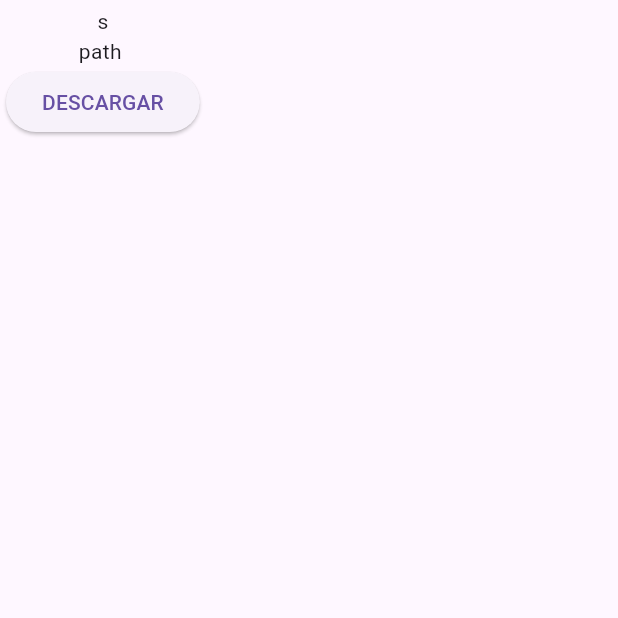
After one commit to Luchin151090/solapp, a Flutter app: the screen it shows after launch, after a tap on "DESCARGAR", on a phone screen of 412 x 824 dp, the top half of it. The commit adds this screen. Run offline on Flutter 3.47's test engine with Material 3 defaults, Android fonts, the phone set to English and light mode, and no system bars; our stand-ins replace flutter_animate, flutter_dotenv, flutter_map, geocoding, latlong2, location and 5 more; accounts and stored records are empty; network calls fail; project files that could hold a hidden picture were left out.

Commit message:
2do commit

```diff
--- a/lib/components/holaconductor.dart
+++ b/lib/components/holaconductor.dart
@@ -530,8 +530,8 @@ class _HolaConductorState extends State<HolaConductor> {
                     // MAPA
                     Container(
                       // padding: const EdgeInsets.all(10),
-                      margin: const EdgeInsets.only(right: 10, left: 10),
-                      //width: 500,
+                      //margin: const EdgeInsets.only(right: 10, left: 10),
+                      width: MediaQuery.of(context).size.width,
                       height: 300,
                       decoration: BoxDecoration(
                         color: const Color.fromARGB(255, 16, 63, 100),
@@ -540,10 +540,9 @@ class _HolaConductorState extends State<HolaConductor> {
                       child: Stack(
                         children: [
                           FlutterMap(
-                              options: MapOptions(
-                                initialCenter: LatLng(-16.40521646629229,
-                                    -71.57102099896395), // Centro del mapa (California)
-                                initialZoom: 12.0, // Nivel de zoom
+                              options: const MapOptions(
+                                initialCenter: LatLng(-16.4055561, -71.5712185),
+                                initialZoom: 20.5,
                               ),
                               children: [
                                 TileLayer(
@@ -552,7 +551,7 @@ class _HolaConductorState extends State<HolaConductor> {
                                   userAgentPackageName: 'com.example.app',
                                 )
                               ]),
-                          Positioned(
+                         /* Positioned(
                             bottom:
                                 16.0, // Ajusta la posición vertical según tus necesidades
                             right:
@@ -578,7 +577,7 @@ class _HolaConductorState extends State<HolaConductor> {
                                     const Icon(Icons.call, color: Colors.white),
                               ),
                             ),
-                          ),
+                          ),*/
                         ],
                       ),
                     ),
@@ -735,8 +734,9 @@ class _HolaConductorState extends State<HolaConductor> {
                       height: 10,
                     ),
                   ]))),
-      floatingActionButtonLocation: FloatingActionButtonLocation.centerFloat,
-      floatingActionButton: Container(
+     // floatingActionButtonLocation: FloatingActionButtonLocation.centerFloat,
+   /*
+     Container(
         height: 45,
         width: anchoPantalla - 30,
         margin: const EdgeInsets.all(10),
@@ -774,7 +774,7 @@ class _HolaConductorState extends State<HolaConductor> {
             ],
           ),
         ),
-      ),
+      ),*/
     );
   }
 }
--- /dev/null
+++ b/lib/components/holaconductor2.dart
@@ -0,0 +1,43 @@
+import 'package:flutter/material.dart';
+
+import 'package:flutter_map/flutter_map.dart';
+import 'package:latlong2/latlong.dart';
+
+class HolaConductor2 extends StatefulWidget {
+  const HolaConductor2({super.key});
+
+  @override
+  State<HolaConductor2> createState() => _HolaConductor2State();
+}
+
+class _HolaConductor2State extends State<HolaConductor2> {
+  @override
+  Widget build(BuildContext context) {
+    final GlobalKey<ScaffoldState> _scaffoldKey = GlobalKey<ScaffoldState>();
+    return Scaffold(
+        key: _scaffoldKey,
+        body: SafeArea(
+            child: Padding(
+                padding: const EdgeInsets.all(8.0),
+                child: Column(
+                    //mainAxisAlignment: MainAxisAlignment.end,
+                    crossAxisAlignment: CrossAxisAlignment.start,
+                    children: [
+                      Container(
+                          height: MediaQuery.of(context).size.height,
+                          width: MediaQuery.of(context).size.width,
+                          child: FlutterMap(
+                              options: MapOptions(
+                                initialCenter: LatLng(51.509364, -0.128928),
+                                initialZoom: 9.2,
+                              ),
+                              children: [
+                            TileLayer(
+                              urlTemplate:
+                                  'https://tile.openstreetmap.org/{z}/{x}/{y}.png',
+                              userAgentPackageName: 'com.example.app',
+                            ),
+                          ]))
+                    ]))));
+  }
+}
--- /dev/null
+++ b/lib/components/pdf.dart
@@ -0,0 +1,447 @@
+import 'dart:io';
+
+import 'package:flutter/material.dart';
+import 'package:flutter/services.dart';
+import 'package:open_file/open_file.dart';
+import 'package:path_provider/path_provider.dart';
+import 'package:pdf/widgets.dart' as pw;
+import 'package:pdf/pdf.dart';
+
+
+class Pdf extends StatefulWidget {
+  const Pdf({Key? key}) : super(key: key);
+
+  @override
+  State<Pdf> createState() => _PdfState();
+}
+
+class _PdfState extends State<Pdf> {
+  String pathh = "";
+
+  Future openFile(File file) async {
+    final url = file.path;
+
+    await OpenFile.open(url);
+  }
+
+  Future<File> saveDocument({
+    required String name,
+    required pw.Document pdf,
+  }) async {
+    final bytes = await pdf.save();
+
+    final dir = await getExternalStorageDirectory();
+    final file = File('${dir!.path}/$name');
+    print("----${dir.path}");
+
+    await file.writeAsBytes(bytes);
+
+    return file;
+  }
+
+  Future<File> _createPDF(String text) async {
+    // imagenes
+    final ByteData logoEmpresa =
+        await rootBundle.load('lib/imagenes/logo_sol_tiny.png');
+    Uint8List logoData = (logoEmpresa).buffer.asUint8List();
+
+    final ByteData imagenPedido =
+        await rootBundle.load('lib/imagenes/express.png');
+    Uint8List finalPedido = (imagenPedido).buffer.asUint8List();
+
+    print(".......dentro d create");
+    final pdf = pw.Document();
+
+
+
+    // SECCION 1
+    pdf.addPage(
+      pw.MultiPage(
+        pageFormat: PdfPageFormat.a4,
+        margin:const pw.EdgeInsets.only(
+          top: 20,
+          left: 10,
+          right: 10,
+          bottom: 20
+        ),
+        build: (context) => [
+          pw.Column(
+            crossAxisAlignment: pw.CrossAxisAlignment.start,
+            children: [
+              // Titulos
+              pw.Center(
+                child:  pw.Text("Informe de ventas",
+                      style: pw.TextStyle(
+                        fontWeight: pw.FontWeight.bold,
+                        fontSize: 20,
+                      )),
+
+              ),
+
+              // FECHA
+              pw.Center(
+                child: pw.Text(
+                      "Del: ${DateTime.now().day}/${DateTime.now().month}/${DateTime.now().year}",
+                      style: pw.TextStyle(
+                        fontWeight: pw.FontWeight.bold,
+                        fontSize: 20,
+                      )),
+
+              ),
+
+              // DATOS PERSONALES
+              pw.Row(
+                  mainAxisAlignment: pw.MainAxisAlignment.spaceBetween,
+                  children: [
+                    pw.Container(
+                        //color: PdfColor.fromHex('#4B366A'),
+                        padding: const pw.EdgeInsets.all(5),
+                        decoration: pw.BoxDecoration(
+                            borderRadius: pw.BorderRadius.circular(20)),
+                        child: pw.Column(
+                            crossAxisAlignment: pw.CrossAxisAlignment.start,
+                            children: [
+                              pw.Text("Nombres: ",
+                                  style: const pw.TextStyle(fontSize: 20)),
+                              pw.Text("Apellidos: ",
+                                  style: const pw.TextStyle(fontSize: 20)),
+                              pw.Text("Dni: ",
+                                  style: const pw.TextStyle(fontSize: 20)),
+                              pw.Text("Cargo: Conductor",
+                                  style: const pw.TextStyle(fontSize: 20))
+                            ])),
+                    pw.Container(
+                        height: 100,
+                        width: 100,
+                        child: pw.Image(pw.MemoryImage(logoData)))
+                  ]),
+              pw.SizedBox(height: 5),
+
+
+              // TITULO
+              pw.Container(
+                  child: pw.Text(
+                      "1.- Detalle de pedidos entregados y pendientes"
+                          .toUpperCase(),
+                      style: pw.TextStyle(
+                          fontSize: 15, fontWeight: pw.FontWeight.bold))),
+
+              pw.SizedBox(
+                height: 10,
+              ),
+
+              // INFORME
+              pw.Container(
+                  margin: const pw.EdgeInsets.only(bottom: 18),
+                  child: pw.Table(border: pw.TableBorder.all(), children: [
+                    // HEADER
+                    pw.TableRow(children: [
+                      pw.Text("Ruta",
+                          style: pw.TextStyle(
+                              fontSize: 14, fontWeight: pw.FontWeight.bold)),
+                      pw.Text("Cliente",
+                          style: pw.TextStyle(
+                              fontSize: 14, fontWeight: pw.FontWeight.bold)),
+                      pw.Text("Descuento",
+                          style: pw.TextStyle(
+                              fontSize: 14, fontWeight: pw.FontWeight.bold)),
+                    ]),
+                    // DATA
+                    pw.TableRow(children: [
+                      pw.Text("data 1"),
+                      pw.Text("data 2"),
+                      pw.Text("data 3"),
+                    ]),
+                  ])),
+
+
+
+            ],
+          ),
+        ],
+      ),
+    );
+
+    // SECCION 2
+    pdf.addPage(
+  pw.MultiPage(
+    pageFormat: PdfPageFormat.a4,
+    margin: const pw.EdgeInsets.only(top: 20, left: 10, right: 10),
+    build: (context) => [
+      // TITULO
+      pw.Container(
+        child: pw.Text(
+          "2.- Vendidos por c/presentación".toUpperCase(),
+          style: pw.TextStyle(fontSize: 15, fontWeight: pw.FontWeight.bold),
+        ),
+      ),
+
+      pw.SizedBox(height: 10),
+
+      // INFORME
+      pw.Container(
+        margin: pw.EdgeInsets.only(bottom: 18),
+        child: pw.Table(
+          border: pw.TableBorder.all(),
+          children: [
+            // HEADER
+            pw.TableRow(
+              children: [
+                pw.Text(
+                  "Ruta",
+                  style: pw.TextStyle(fontSize: 14, fontWeight: pw.FontWeight.bold),
+                ),
+                pw.Text(
+                  "Cliente",
+                  style: pw.TextStyle(fontSize: 14, fontWeight: pw.FontWeight.bold),
+                ),
+                pw.Text(
+                  "Descuento",
+                  style: pw.TextStyle(fontSize: 14, fontWeight: pw.FontWeight.bold),
+                ),
+              ],
+            ),
+            // DATA
+            pw.TableRow(
+              children: [
+                pw.Text("data 1"),
+                pw.Text("data 2"),
+                pw.Text("data 3"),
+              ],
+            ),
+          ],
+        ),
+      ),
+    ],
+  ),
+);
+
+// SECCION 3
+pdf.addPage(
+  pw.MultiPage(
+    pageFormat: PdfPageFormat.a4,
+    margin:const pw.EdgeInsets.only(top: 20, left: 10, right: 10),
+    build: (context) => [
+      // TITULO
+      pw.Container(
+        child: pw.Text(
+          "3.- Filtrado de precios a distintos montos (para recarga)".toUpperCase(),
+          style: pw.TextStyle(fontSize: 15, fontWeight: pw.FontWeight.bold),
+        ),
+      ),
+
+      pw.SizedBox(height: 10),
+
+      // INFORME
+      pw.Container(
+        margin: pw.EdgeInsets.only(bottom: 18),
+        child: pw.Table(
+          border: pw.TableBorder.all(),
+          children: [
+            // HEADER
+            pw.TableRow(
+              children: [
+                pw.Text(
+                  "Ruta",
+                  style: pw.TextStyle(fontSize: 14, fontWeight: pw.FontWeight.bold),
+                ),
+                pw.Text(
+                  "Cliente",
+                  style: pw.TextStyle(fontSize: 14, fontWeight: pw.FontWeight.bold),
+                ),
+                pw.Text(
+                  "Descuento",
+                  style: pw.TextStyle(fontSize: 14, fontWeight: pw.FontWeight.bold),
+                ),
+              ],
+            ),
+            // DATA
+            pw.TableRow(
+              children: [
+                pw.Text("data 1"),
+                pw.Text("data 2"),
+                pw.Text("data 3"),
+              ],
+            ),
+          ],
+        ),
+      ),
+    ],
+  ),
+);
+
+// SECCION 4
+pdf.addPage(
+  pw.MultiPage(
+    pageFormat: PdfPageFormat.a4,
+    margin: const pw.EdgeInsets.only(top: 20, left: 10, right: 10),
+    build: (context) => [
+      // TITULO
+      pw.Container(
+        child: pw.Text(
+          "4.- Filtrado de precios a distintos montos (para bidón) ".toUpperCase(),
+          style: pw.TextStyle(fontSize: 15, fontWeight: pw.FontWeight.bold),
+        ),
+      ),
+
+      pw.SizedBox(height: 10),
+
+      // INFORME
+      pw.Container(
+        margin: pw.EdgeInsets.only(bottom: 18),
+        child: pw.Table(
+          border: pw.TableBorder.all(),
+          children: [
+            // HEADER
+            pw.TableRow(
+              children: [
+                pw.Text(
+                  "Ruta",
+                  style: pw.TextStyle(fontSize: 14, fontWeight: pw.FontWeight.bold),
+                ),
+                pw.Text(
+                  "Cliente",
+                  style: pw.TextStyle(fontSize: 14, fontWeight: pw.FontWeight.bold),
+                ),
+                pw.Text(
+                  "Descuento",
+                  style: pw.TextStyle(fontSize: 14, fontWeight: pw.FontWeight.bold),
+                ),
+              ],
+            ),
+            // DATA
+            pw.TableRow(
+              children: [
+                pw.Text("data 1"),
+                pw.Text("data 2"),
+                pw.Text("data 3"),
+              ],
+            ),
+          ],
+        ),
+      ),
+    ],
+  ),
+);
+
+pdf.addPage(
+  pw.MultiPage(
+    pageFormat: PdfPageFormat.a4,
+    margin: const pw.EdgeInsets.only(top: 20, left: 10, right: 10),
+    build: (context) => [
+      // TITULO
+      pw.Container(
+        child: pw.Text(
+          "5.- Filtrado de pagos por efectivo y digital".toUpperCase(),
+          style: pw.TextStyle(fontSize: 15, fontWeight: pw.FontWeight.bold),
+        ),
+      ),
+
+      pw.SizedBox(height: 10),
+
+      // INFORME
+      pw.Container(
+        margin:const pw.EdgeInsets.only(bottom: 18),
+        child: pw.Table(
+          border: pw.TableBorder.all(),
+          children: [
+            // HEADER
+            pw.TableRow(
+              children: [
+                pw.Text(
+                  "Ruta",
+                  style: pw.TextStyle(fontSize: 14, fontWeight: pw.FontWeight.bold),
+                ),
+                pw.Text(
+                  "Cliente",
+                  style: pw.TextStyle(fontSize: 14, fontWeight: pw.FontWeight.bold),
+                ),
+                pw.Text(
+                  "Descuento",
+                  style: pw.TextStyle(fontSize: 14, fontWeight: pw.FontWeight.bold),
+                ),
+              ],
+            ),
+            // DATA
+            pw.TableRow(
+              children: [
+                pw.Text("data 1"),
+                pw.Text("data 2"),
+                pw.Text("data 3"),
+              ],
+            ),
+          ],
+        ),
+      ),
+    ],
+  ),
+);
+
+    // SECCION 4
+    pdf.addPage(
+      pw.MultiPage(
+        pageFormat: PdfPageFormat.a4,
+        margin: const pw.EdgeInsets.only(
+          top: 20,
+          left: 10,
+          right: 10,
+          bottom: 20
+        ),
+        build: (context) => [
+          pw.Container(
+                  child: pw.Text(
+                      "6.- Imágenes de los pedidos pagados vía digital"
+                          .toUpperCase(),
+                      style: pw.TextStyle(
+                          fontSize: 15, fontWeight: pw.FontWeight.bold))),
+              pw.Container(
+                  child: pw.ListView.builder(
+                itemCount: 5,
+                itemBuilder: (context, index) {
+                  return pw.Center(
+                      child: pw.Container(
+                          margin: const pw.EdgeInsets.only(top: 10, bottom: 10),
+                          height: 400,
+                          width: 500,
+                          child: pw.Image(pw.MemoryImage(finalPedido))));
+                },
+              ))
+        ]
+      )
+    );
+
+    return saveDocument(
+        name:
+            'informe_${DateTime.now().day}_${DateTime.now().month}_${DateTime.now().year}.pdf',
+        pdf: pdf);
+  }
+
+  @override
+  Widget build(BuildContext context) {
+    return Scaffold(
+      body: SafeArea(
+        child: Padding(
+          padding: const EdgeInsets.all(4.0),
+          child: Column(children: [
+            Container(
+              child: const Text("s"),
+            ),
+            Container(
+              child: Text("path ${pathh}"),
+            ),
+            Container(
+              child: ElevatedButton(
+                onPressed: () async {
+                  final pdfFile = await _createPDF('Sample Text');
+
+                  openFile(pdfFile);
+                },
+                child: Text("DESCARGAR"),
+              ),
+            )
+          ]),
+        ),
+      ),
+    );
+  }
+}
--- a/lib/main.dart
+++ b/lib/main.dart
@@ -1,13 +1,19 @@
+import 'package:appsol_final/components/holaconductor.dart';
+import 'package:appsol_final/components/holaconductor2.dart';
 import 'package:appsol_final/components/login.dart';
+import 'package:appsol_final/components/pdf.dart';
 import 'package:appsol_final/provider/user_provider.dart';
 import 'package:flutter/material.dart';
 import 'package:flutter_dotenv/flutter_dotenv.dart';
 import 'package:provider/provider.dart';
+// Importa el paquete permission_handler
+
 
 
 Future main() async {
   WidgetsFlutterBinding.ensureInitialized();
   await dotenv.load(fileName: ".env");
+    // Inicializa permission_handler solicitando los permisos necesarios
 
   runApp(const MyApp());
 }
@@ -19,6 +25,7 @@ class MyApp extends StatelessWidget {
   @override
   Widget build(BuildContext context) {
     return ChangeNotifierProvider(create: (context) => UserProvider(),
+
       child: MaterialApp(
       //title: 'Flutter Demo',
       debugShowCheckedModeBanner: false,
@@ -26,7 +33,7 @@ class MyApp extends StatelessWidget {
        // colorScheme: ColorScheme.fromSeed(seedColor: Colors.deepPurple),
         useMaterial3: true,
       ),
-      home: const Login(),
+      home: const Pdf(),
     ) ,
     );
 
```
Also changed, not shown: pubspec.yaml (+9 -3 lines), pubspec.lock, 4 other files.
